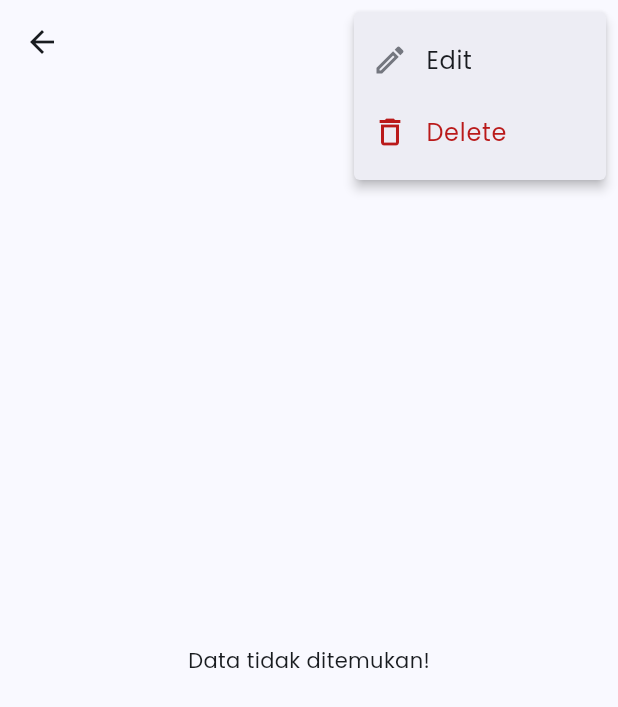
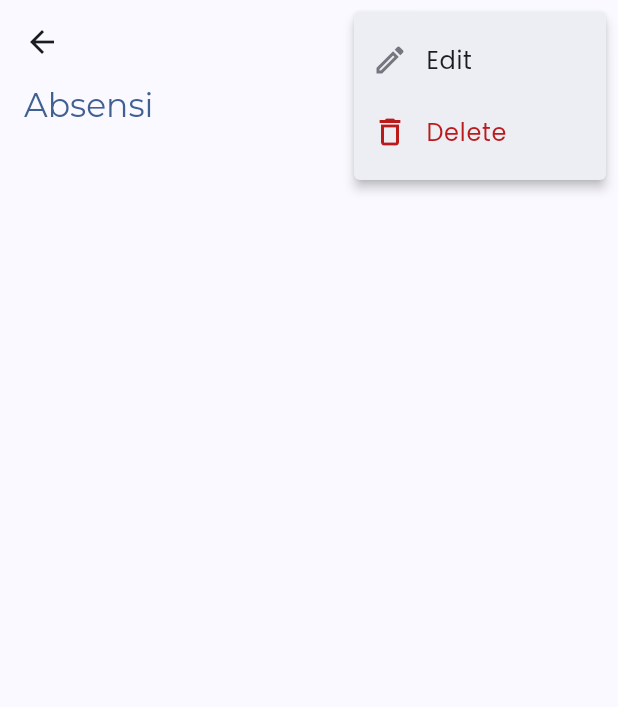
Before and after one commit to Luvianto/sunday_school_attendance, a Flutter app: the AttendanceDetailPage screen opened by its route, after a tap on the "more vert" icon, on a phone screen of 412 x 824 dp. Shown: the top 707 px of the screen. Run offline on Flutter 3.47's test engine with Material 3 defaults, Android fonts, the phone set to English and light mode, and no system bars; our stand-ins replace cloud_firestore, firebase_auth, firebase_core, flutter_dotenv, flutter_image_compress, flutter_time_picker_spinner and 4 more; accounts and stored records are empty.

Commit message:
Display student list in AttendanceDetailPage

```diff
--- /dev/null
+++ b/lib/app/models/student_attendance_model.dart
@@ -0,0 +1,26 @@
+class StudentAttendanceModel {
+  final String? id;
+  final String studentId;
+  final String attendanceId;
+
+  StudentAttendanceModel({
+    this.id,
+    required this.studentId,
+    required this.attendanceId,
+  });
+
+  factory StudentAttendanceModel.fromFirestore(
+      Map<String, dynamic> json, String? id) {
+    return StudentAttendanceModel(
+      studentId: json['student_id'],
+      attendanceId: json['attendance_id'],
+    );
+  }
+
+  Map<String, dynamic> toFirestore() {
+    return {
+      'student_id': studentId,
+      'attendance_id': attendanceId,
+    };
+  }
+}
--- /dev/null
+++ b/lib/app/services/student_attendance_service.dart
@@ -0,0 +1,20 @@
+import 'package:sunday_school_attendance/app/chore/handler/service_result.dart';
+import 'package:sunday_school_attendance/app/chore/instance/firestore_instance.dart';
+import 'package:sunday_school_attendance/app/models/student_attendance_model.dart';
+import 'package:sunday_school_attendance/app/services/student_service.dart';
+
+class StudentAttendanceService extends FirestoreInstance {
+  final studentSevice = StudentService();
+  final collectionName = 'student_attendance';
+
+  Future<ServiceResult<List<StudentAttendanceModel>>> getStudentAttendanceList(
+      String attendanceId) async {
+    return await getCollection(
+      firestore
+          .collection(collectionName)
+          .where('attendance_id', isEqualTo: attendanceId)
+          .get(),
+      StudentAttendanceModel.fromFirestore,
+    );
+  }
+}
--- a/lib/app/ui/attendance/attendance_detail/attendance_detail_controller.dart
+++ b/lib/app/ui/attendance/attendance_detail/attendance_detail_controller.dart
@@ -1,19 +1,29 @@
 import 'package:get/get.dart';
 import 'package:sunday_school_attendance/app/models/attendance_model.dart';
+import 'package:sunday_school_attendance/app/models/student_attendance_model.dart';
+import 'package:sunday_school_attendance/app/models/student_model.dart';
 import 'package:sunday_school_attendance/app/services/attendance_service.dart';
+import 'package:sunday_school_attendance/app/services/student_attendance_service.dart';
+import 'package:sunday_school_attendance/app/services/student_service.dart';
 
 class AttendanceDetailController extends GetxController {
+  final studentService = StudentService();
   final attendanceService = AttendanceService();
+  final studentAttendanceService = StudentAttendanceService();
 
   var isLoading = true.obs;
   var errorMessage = ''.obs;
   var isEdited = false.obs;
   var attendance = Rxn<AttendanceModel>();
 
+  var studentAttendanceList = <StudentAttendanceModel>[];
+  var studentList = <StudentModel>[].obs;
+
   @override
   void onInit() {
     super.onInit();
     fetchAttendance();
+    fetchStudentAttendanceList();
   }
 
   Future<void> refreshPage() async {}
@@ -27,7 +37,7 @@ class AttendanceDetailController extends GetxController {
         attendance.value = result.data!;
       }
       if (result.isEmpty) {
-        errorMessage.value = 'Data tidak ditemukan!\nKembali ke halaman utama!';
+        errorMessage.value = result.message!;
       }
       if (result.isError) {
         errorMessage.value = result.message!;
@@ -36,10 +46,46 @@ class AttendanceDetailController extends GetxController {
     isLoading.value = false;
   }
 
+  void fetchStudentAttendanceList() async {
+    isLoading.value = true;
+    final argument = Get.arguments;
+    if (argument is AttendanceModel) {
+      final result =
+          await studentAttendanceService.getStudentAttendanceList(argument.id!);
+      if (result.isSuccess && result.isNotEmpty) {
+        studentAttendanceList = result.data!;
+        studentAttendanceList.map((studentAttendance) {
+          fetchStudentDetail(studentAttendance.studentId);
+        });
+      }
+      if (result.isEmpty) {
+        errorMessage.value = result.message!;
+      }
+      if (result.isError) {
+        errorMessage.value = result.message!;
+      }
+    }
+    isLoading.value = false;
+  }
+
+  void fetchStudentDetail(String studentId) async {
+    final result = await studentService.getStudent(studentId);
+    if (result.isSuccess && result.isNotEmpty) {
+      studentList.add(result.data!);
+    }
+    if (result.isEmpty) {
+      errorMessage.value = result.message!;
+    }
+    if (result.isError) {
+      errorMessage.value = result.message!;
+    }
+  }
+
   void closePage() {
     Get.back(result: isEdited);
   }
 
   void openForm() {}
   void deleteAttendance() {}
+  void toDetail(StudentModel student) {}
 }
--- a/lib/app/ui/attendance/attendance_detail/attendance_detail_page.dart
+++ b/lib/app/ui/attendance/attendance_detail/attendance_detail_page.dart
@@ -1,6 +1,7 @@
 import 'package:flutter/material.dart';
 import 'package:get/get.dart';
 import 'package:sunday_school_attendance/app/common/widgets/page_layout.dart';
+import 'package:sunday_school_attendance/app/common/widgets/student_list_view.dart';
 import 'package:sunday_school_attendance/app/ui/attendance/attendance_detail/attendance_detail_controller.dart';
 
 class AttendanceDetailPage extends GetView<AttendanceDetailController> {
@@ -46,49 +47,50 @@ class AttendanceDetailPage extends GetView<AttendanceDetailController> {
           ),
         )
       ],
-      body: Obx(
-        () {
-          if (controller.isLoading.value) {
-            return Center(child: CircularProgressIndicator());
-          }
-          if (controller.errorMessage.isNotEmpty) {
-            return Center(child: Text(controller.errorMessage.value));
-          }
-          if (controller.attendance.value == null) {
-            return Center(child: Text('Data tidak ditemukan!'));
-          }
-          return RefreshIndicator(
-            onRefresh: controller.refreshPage,
-            child: ListView(
-              padding: EdgeInsets.symmetric(horizontal: 16.0),
-              children: [
-                Text(
-                  controller.attendance.value!.timestamp.toString(),
-                  style: Get.theme.textTheme.headlineLarge,
+      body: RefreshIndicator(
+        onRefresh: controller.refreshPage,
+        child: ListView(
+          physics: const AlwaysScrollableScrollPhysics(),
+          children: [
+            Obx(() {
+              return Padding(
+                padding: const EdgeInsets.symmetric(horizontal: 16.0),
+                child: Text(
+                  controller.attendance.value != null
+                      ? controller.attendance.value!.timestamp.toString()
+                      : 'Absensi',
+                  style: Theme.of(context).textTheme.titleLarge!.copyWith(
+                        color: Theme.of(context).colorScheme.primary,
+                      ),
                 ),
-                //
-                SizedBox(height: 4.0),
-                //
-                Row(
-                  children: [
-                    Icon(
-                      Icons.watch_later_outlined,
-                      color: Get.theme.colorScheme.onSurfaceVariant,
-                      size: 16.0,
-                    ),
-                    SizedBox(width: 6.0),
-                    Text(
-                      '08.00 - 10.00',
-                      style: Get.theme.textTheme.bodyLarge!.copyWith(
-                        color: Get.theme.colorScheme.onSurfaceVariant,
+              );
+            }),
+            const SizedBox(height: 8.0),
+            Obx(() {
+              if (controller.studentAttendanceList.isEmpty) {
+                return SizedBox(
+                  height: MediaQuery.of(context).size.height * 0.25,
+                  child: Center(
+                    child: Text(controller.errorMessage.value),
+                  ),
+                );
+              }
+              return Column(
+                children: controller.studentList
+                    .map(
+                      (student) => StudentListView(
+                        studentName: student.name,
+                        studentProfilePicture: student.profilePicture,
+                        onTap: () {
+                          controller.toDetail(student);
+                        },
                       ),
-                    ),
-                  ],
-                ),
-              ],
-            ),
-          );
-        },
+                    )
+                    .toList(),
+              );
+            }),
+          ],
+        ),
       ),
     );
   }
```
Also changed, not shown: lib/app/common/widgets/student_list_view.dart (added, +39 -0 lines), lib/app/ui/attendance/attendance_page/attendance_page.dart (+9 -5 lines), lib/app/ui/student/student_list/student_list_page.dart (+10 -22 lines).
